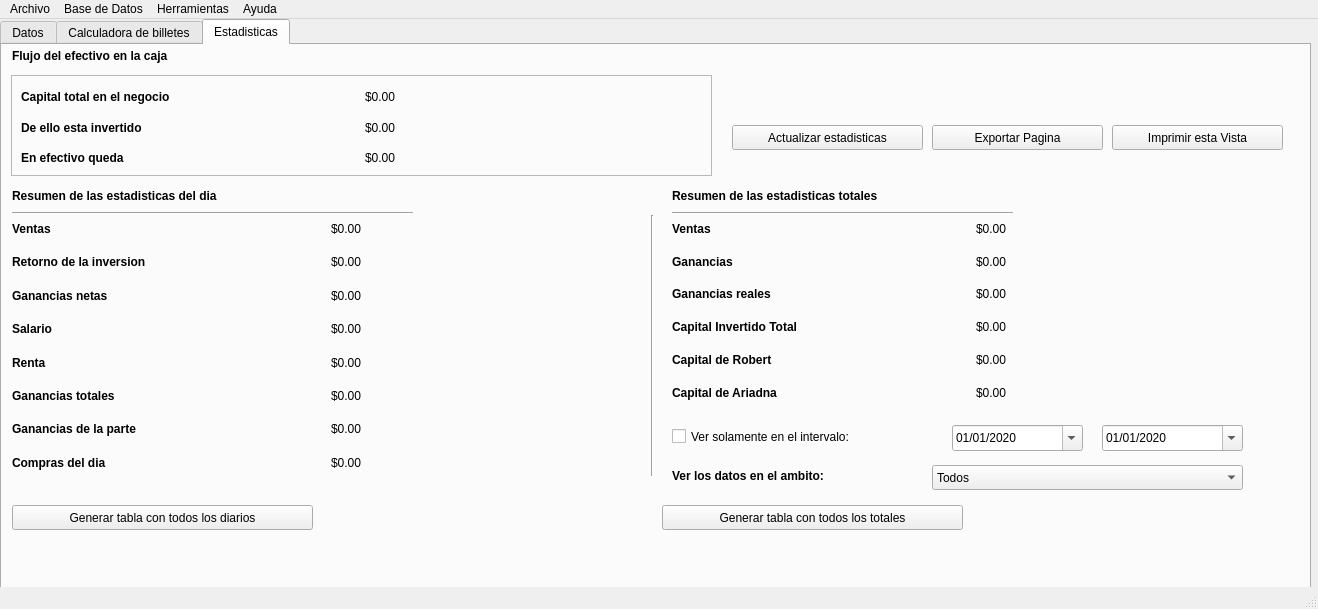
This is UI/main_v3.ui in rlothbrock/PyJournal as Qt 5 draws it before an edit. The edited form follows.
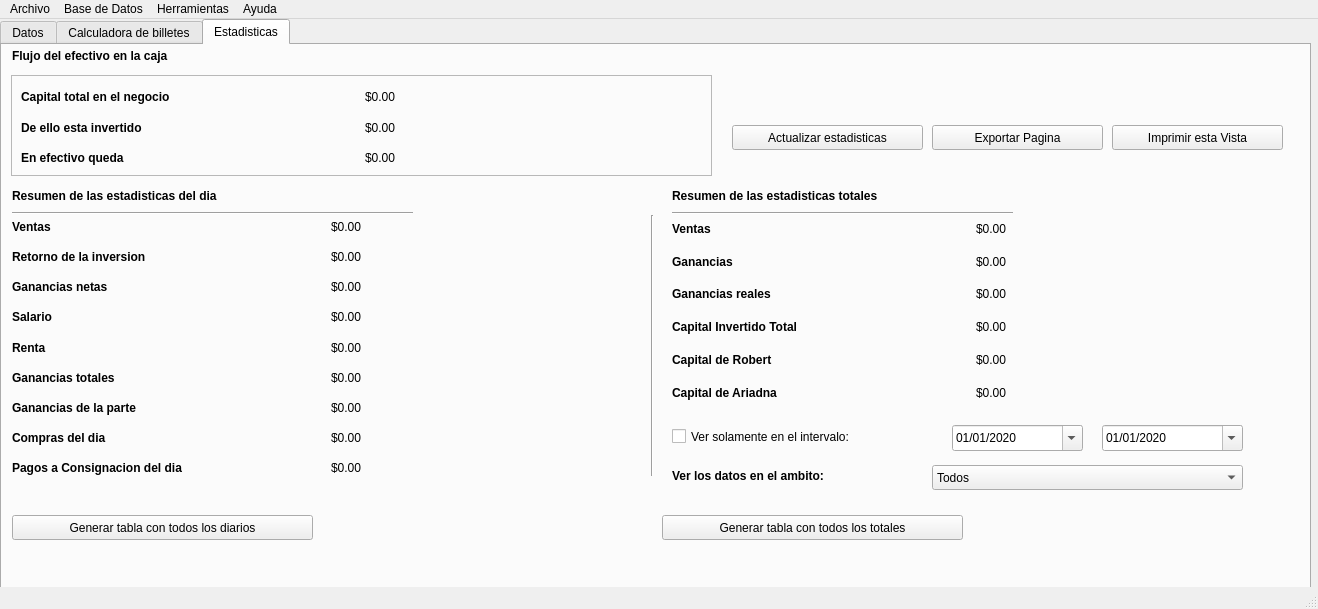
This is the edited form. Icons and pictures are not drawn.

Commit message: before work on purchases: added todos on capital_tool_dialog.py added consignation to stats

Patch:
```diff
--- a/UI/main_v3.ui
+++ b/UI/main_v3.ui
@@ -1732,7 +1732,7 @@
         <x>10</x>
         <y>170</y>
         <width>631</width>
-        <height>261</height>
+        <height>265</height>
        </rect>
       </property>
       <layout class="QVBoxLayout" name="verticalLayout_2">
@@ -1905,9 +1905,9 @@
         </layout>
        </item>
        <item>
-        <layout class="QHBoxLayout" name="horizontalLayout_25">
+        <layout class="QHBoxLayout" name="horizontalLayout_26">
          <item>
-          <widget class="QLabel" name="label_50">
+          <widget class="QLabel" name="label_51">
            <property name="font">
             <font>
              <weight>75</weight>
@@ -1928,6 +1928,30 @@
          </item>
         </layout>
        </item>
+       <item>
+        <layout class="QHBoxLayout" name="horizontalLayout_25">
+         <item>
+          <widget class="QLabel" name="label_50">
+           <property name="font">
+            <font>
+             <weight>75</weight>
+             <bold>true</bold>
+            </font>
+           </property>
+           <property name="text">
+            <string>Pagos a Consignacion del dia</string>
+           </property>
+          </widget>
+         </item>
+         <item>
+          <widget class="QLabel" name="label_plac_day_consignation">
+           <property name="text">
+            <string>$0.00</string>
+           </property>
+          </widget>
+         </item>
+        </layout>
+       </item>
       </layout>
      </widget>
      <widget class="QPushButton" name="pushButton_update_stats_tab">
@@ -2064,7 +2088,7 @@
       <property name="geometry">
        <rect>
         <x>660</x>
-        <y>460</y>
+        <y>470</y>
         <width>301</width>
         <height>25</height>
        </rect>
@@ -2077,7 +2101,7 @@
       <property name="geometry">
        <rect>
         <x>10</x>
-        <y>460</y>
+        <y>470</y>
         <width>301</width>
         <height>25</height>
        </rect>
```
Left out of the diff: 2 changed lines with no effect on the pictures. The commit also changes 9 other files.
